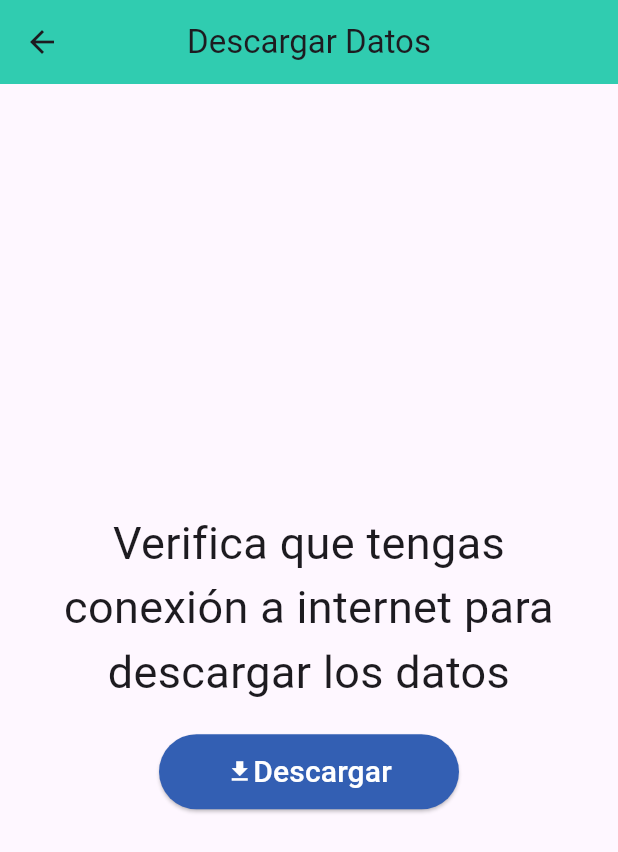
After one commit to DiegoB276/meetings, a Flutter app: the DownloadPage screen opened directly, after a tap on "Descargar", on a phone screen of 412 x 824 dp. The commit adds this screen. Shown: the top 852 px of the screen. Run offline on Flutter 3.47's test engine with Material 2 defaults, Android fonts, the phone set to English and light mode, and no system bars; our stand-ins replace connectivity_plus, flutter_slidable, google_fonts, skeletons; missing offline and left inert: excel, postgres, smart_snackbars; Roboto replaces fonts that are missing (Arvo).

Commit message:
Se implementaron nuevas características

```diff
--- a/lib/models/data_base_helper.dart
+++ b/lib/models/data_base_helper.dart
@@ -1,4 +1,8 @@
+import 'dart:io';
+
 import 'package:postgres/postgres.dart';
+import 'package:excel/excel.dart';
+import 'package:path_provider/path_provider.dart';
 
 class Conection {
   //Realiza la conexion conla base de datos
@@ -78,4 +82,44 @@ class Conection {
     await conn.execute(sql, substitutionValues: values);
     await conn.close();
   }
+
+  //Descargar información de la base de datos.
+  Future<void> downloadData() async {
+    await conn.open();
+    final results = await conn.query('SELECT * FROM #####');
+    await conn.close();
+
+    final excel = Excel.createExcel();
+    final sheet = excel['Sheet1'];
+
+    // Agregar encabezados de columna
+    for (var columnIndex = 0;
+        columnIndex < results.first.length;
+        columnIndex++) {
+      sheet
+          .cell(
+              CellIndex.indexByColumnRow(rowIndex: 0, columnIndex: columnIndex))
+          .value = results.first[columnIndex].toString();
+    }
+
+    // Agregar datos a las filas
+    for (var rowIndex = 0; rowIndex < results.length; rowIndex++) {
+      final row = results[rowIndex];
+
+      for (var columnIndex = 0; columnIndex < row.length; columnIndex++) {
+        sheet
+            .cell(CellIndex.indexByColumnRow(
+                rowIndex: rowIndex + 1, columnIndex: columnIndex))
+            .value = row[columnIndex].toString();
+      }
+    }
+    //Directorio en el que se guardará el archivo
+    final directory = await getExternalStorageDirectory();
+    final filePath = '${directory!.path}/datos.xlsx';
+
+    //Proceso de guardada del archivo
+    final fileBytes = excel.save();
+    final file = File(filePath);
+    await file.writeAsBytes(fileBytes!);
+  }
 }
--- /dev/null
+++ b/lib/widgets/download_page.dart
@@ -0,0 +1,100 @@
+import 'package:citas/models/data_base_helper.dart';
+import 'package:citas/widgets/my_snackbar.dart';
+import 'package:flutter/material.dart';
+import 'package:google_fonts/google_fonts.dart';
+import 'package:connectivity_plus/connectivity_plus.dart';
+
+class DownloadPage extends StatefulWidget {
+  const DownloadPage({super.key});
+
+  @override
+  State<DownloadPage> createState() => _DownloadPageState();
+}
+
+class _DownloadPageState extends State<DownloadPage> {
+  //Download function
+  Future<void> download() async {
+    Conection con = Conection();
+    await con.downloadData();
+  }
+
+  @override
+  Widget build(BuildContext context) {
+    return Scaffold(
+      appBar: AppBar(
+        backgroundColor: const Color.fromRGBO(48, 204, 176, 1),
+        title: Text(
+          "Descargar Datos",
+          style: GoogleFonts.arvo(),
+        ),
+        centerTitle: true,
+      ),
+      body: Column(
+        mainAxisAlignment: MainAxisAlignment.center,
+        children: [
+          Padding(
+            padding: const EdgeInsets.symmetric(horizontal: 20),
+            child: Text(
+              "Verifica que tengas conexión a internet para descargar los datos",
+              style: TextStyle(fontSize: 30),
+              textAlign: TextAlign.center,
+            ),
+          ),
+          SizedBox(
+            height: 20,
+          ),
+          Center(
+            child: SizedBox(
+              height: 50,
+              width: 200,
+              child: ElevatedButton(
+                style: ElevatedButton.styleFrom(
+                  backgroundColor: Color.fromARGB(
+                      255, 51, 95, 179), // Color de fondo del botón
+                  foregroundColor: Colors.white, // Color del texto del botón
+                ),
+                onPressed: () async {
+                  final connectivity =
+                      await (Connectivity().checkConnectivity());
+                  if (connectivity == ConnectivityResult.wifi) {
+                    launchSnackBar(
+                      context,
+                      "Los Datos se han descargado con éxito",
+                      const Color.fromARGB(255, 116, 160, 118),
+                    );
+                    download();
+                  } else if (connectivity == ConnectivityResult.mobile) {
+                    launchSnackBar(
+                      context,
+                      "Para más confiabilidad \ndescárga los datos con wifi",
+                      Color.fromARGB(255, 134, 53, 42),
+                    );
+                    download();
+                  } else {
+                    launchSnackBar(
+                      context,
+                      "No hay conexión a internet",
+                      Color.fromARGB(255, 82, 19, 141),
+                    );
+                  }
+                },
+                child: Center(
+                  child: Row(
+                    mainAxisAlignment: MainAxisAlignment.center,
+                    children: [
+                      Icon(Icons.download),
+                      Text(
+                        "Descargar",
+                        style: TextStyle(fontSize: 20),
+                      ),
+                    ],
+                  ),
+                ),
+              ),
+            ),
+          ),
+        ],
+      ),
+    );
+  }
+}
--- /dev/null
+++ b/lib/widgets/my_snackbar.dart
@@ -0,0 +1,46 @@
+import 'package:flutter/material.dart';
+import 'package:smart_snackbars/smart_snackbars.dart';
+
+void launchSnackBar(BuildContext context, String text, Color color) {
+  SmartSnackBars.showCustomSnackBar(
+    context: context,
+    persist: false,
+    duration: const Duration(seconds: 2),
+    animationCurve: Curves.bounceOut,
+    child: Container(
+      decoration: BoxDecoration(
+        //color: const Color.fromARGB(255, 116, 160, 118),
+        color: color,
+        borderRadius: BorderRadius.circular(5),
+      ),
+      padding: const EdgeInsets.symmetric(vertical: 20, horizontal: 10),
+      child: Row(
+        children: [
+          const SizedBox(
+            width: 5,
+          ),
+          Container(
+            padding: const EdgeInsets.all(10),
+            decoration: BoxDecoration(
+              shape: BoxShape.circle,
+              color: Colors.black.withOpacity(0.2),
+            ),
+            child: const Icon(
+              Icons.info_outline,
+              color: Colors.white,
+            ),
+          ),
+          const SizedBox(width: 10),
+          Text(
+            text,
+            style: const TextStyle(
+              color: Colors.white,
+              fontSize: 14,
+              fontWeight: FontWeight.bold,
+            ),
+          ),
+        ],
+      ),
+    ),
+  );
+}
--- a/pubspec.yaml
+++ b/pubspec.yaml
@@ -44,6 +44,7 @@ dependencies:
   connectivity_plus: ^4.0.0
   skeletons: ^0.0.3
   rxdart: ^0.27.7
+  excel: ^2.1.0
 
 
 
```
Also changed, not shown: lib/pages/mobile/home_page_mobile.dart (+1 -44 lines), lib/pages/mobile/home_page_tablet.dart (+1 -46 lines), lib/widgets/meetings.dart (+1 -45 lines), lib/widgets/my_drawer.dart (+20 -1 lines), pubspec.lock.
